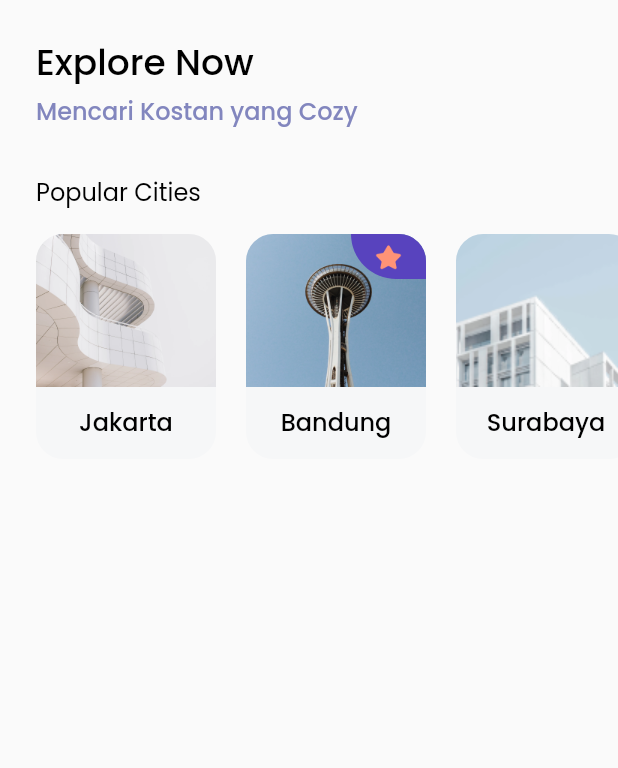
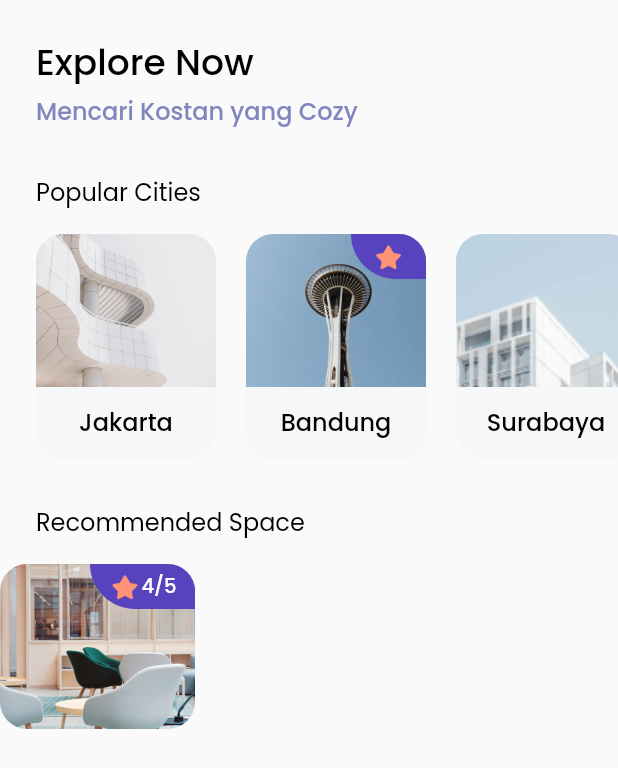
Before and after one commit to Alfahan/papikost, a Flutter app: the HomePage screen opened directly, on a phone screen of 412 x 824 dp. Shown: the top 768 px of the screen. Run offline on Flutter 3.47's test engine with Material 2 defaults, Android fonts, the light colour scheme and no system bars; our stand-ins replace google_fonts.

Commit message:
Recommended Space

```diff
--- a/lib/pages/home_page.dart
+++ b/lib/pages/home_page.dart
@@ -2,6 +2,7 @@ import 'package:flutter/material.dart';
 import 'package:papikost/models/city.dart';
 import 'package:papikost/theme.dart';
 import 'package:papikost/widgets/city_card.dart';
+import 'package:papikost/widgets/space_card.dart';
 
 class HomePage extends StatelessWidget {
   @override
@@ -14,6 +15,7 @@ class HomePage extends StatelessWidget {
           ),
           child: ListView(
             children: [
+              // NOTE: Title
               Padding(
                 padding: EdgeInsets.only(left: edge),
                 child: Text(
@@ -36,6 +38,7 @@ class HomePage extends StatelessWidget {
               SizedBox(
                 height: 30,
               ),
+              // NOTE : Popular City
               Padding(
                 padding: EdgeInsets.only(left: edge),
                 child: Text(
@@ -83,6 +86,27 @@ class HomePage extends StatelessWidget {
                     ),
                   ],
                 ),
+              ),
+              SizedBox(
+                height: 30,
+              ),
+              // NOTE: Recommended Space
+              Padding(
+                padding: EdgeInsets.only(left: edge),
+                child: Text(
+                  'Recommended Space',
+                  style: regularTextStyle.copyWith(
+                    fontSize: 16,
+                  ),
+                ),
+              ),
+              SizedBox(
+                height: 16,
+              ),
+              Column(
+                children: [
+                  SpaceCard(),
+                ],
               )
             ],
           ),
--- /dev/null
+++ b/lib/widgets/space_card.dart
@@ -0,0 +1,52 @@
+import 'package:flutter/material.dart';
+import 'package:papikost/theme.dart';
+
+class SpaceCard extends StatelessWidget {
+  @override
+  Widget build(BuildContext context) {
+    return Row(
+      children: [
+        ClipRRect(
+          borderRadius: BorderRadius.circular(18),
+          child: Container(
+            width: 130,
+            height: 110,
+            child: Stack(
+              children: [
+                Image.asset('assets/image 14.png'),
+                Align(
+                  alignment: Alignment.topRight,
+                  child: Container(
+                    width: 70,
+                    height: 30,
+                    decoration: BoxDecoration(
+                      color: purpleColor,
+                      borderRadius: BorderRadius.only(
+                        bottomLeft: Radius.circular(36),
+                      ),
+                    ),
+                    child: Row(
+                      mainAxisAlignment: MainAxisAlignment.center,
+                      crossAxisAlignment: CrossAxisAlignment.center,
+                      children: [
+                        Image.asset(
+                          'assets/Icon_star_solid.png',
+                          width: 22,
+                          height: 22,
+                        ),
+                        Text(
+                          "4/5",
+                          style: whiteTextStyle.copyWith(fontSize: 13),
+                        )
+                      ],
+                    ),
+                  ),
+                )
+              ],
+            ),
+          ),
+        ),
+      ],
+    );
+  }
+}
```
